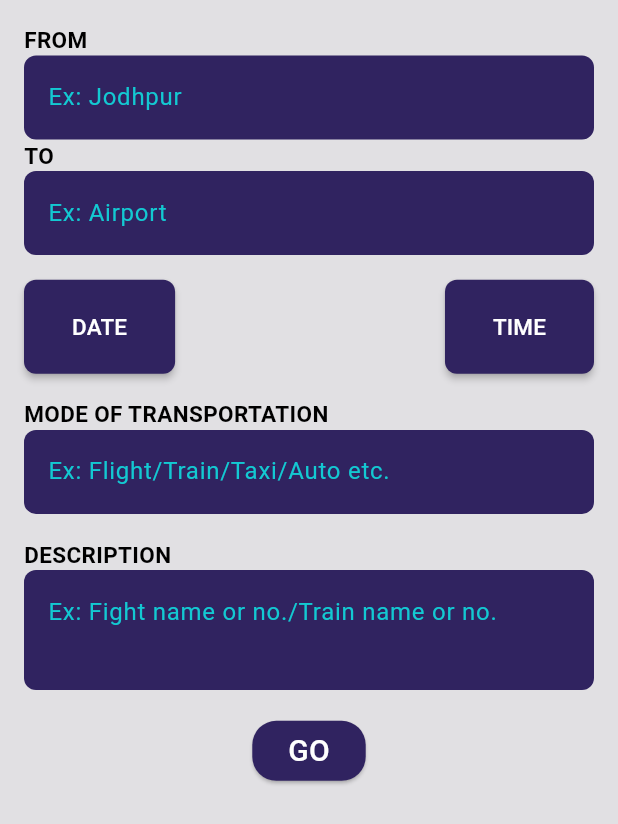
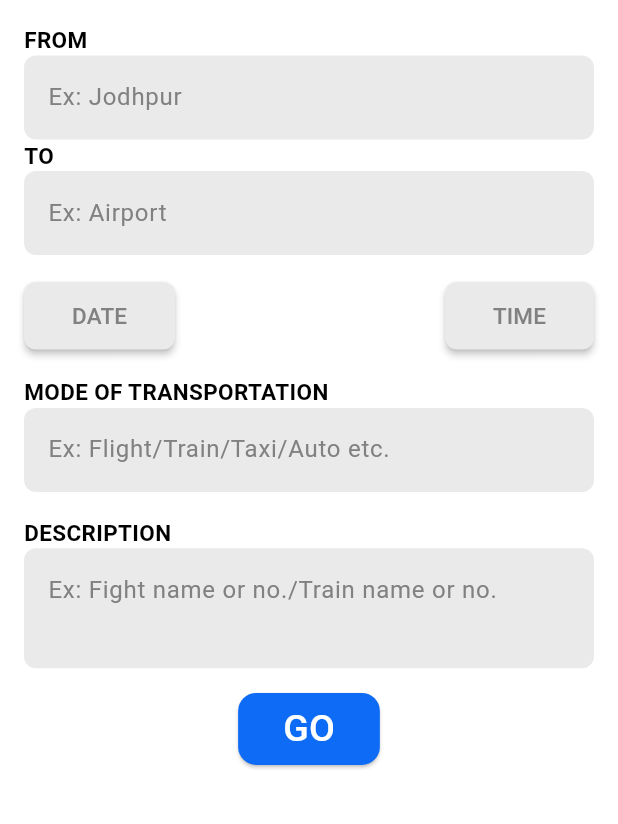
Before and after one commit to Asharma538/travel_companion, a Flutter app: the SearchPage screen opened directly, on a phone screen of 412 x 824 dp. Shown: the top 824 px of the screen. Run offline on Flutter 3.47's test engine with Material 3 defaults, Android fonts, the phone set to English and light mode, and no system bars; our stand-ins replace cloud_firestore, firebase_auth, firebase_core, google_nav_bar, pinput; accounts and stored records are empty; network calls fail.

Commit message:
UI modified for some major pages

```diff
--- a/lib/pages/create_post_page.dart
+++ b/lib/pages/create_post_page.dart
@@ -1,6 +1,6 @@
 import 'package:flutter/material.dart';
 import 'package:cloud_firestore/cloud_firestore.dart';
-import 'package:travel_companiion/pages/home.dart';
+import 'package:travel_companion/pages/home.dart';
 import '../pages/profile.dart';
 import '../main.dart';
 
--- a/lib/pages/search.dart
+++ b/lib/pages/search.dart
@@ -1,4 +1,5 @@
 import 'package:flutter/material.dart';
+import 'package:travel_companion/utils/colors.dart';
 import '../pages/search_results.dart';
 
 void _showDatePicker(BuildContext context, Function(DateTime) onDateSelected) {
@@ -46,7 +47,7 @@ class _SearchPageState extends State<SearchPage> {
   Widget build(BuildContext context) {
     var screenSize = MediaQuery.of(context).size;
     return Scaffold(
-      backgroundColor: const Color.fromARGB(255, 225, 224, 227),
+      backgroundColor: primaryColor,
       body: SingleChildScrollView(
         padding: const EdgeInsets.fromLTRB(16, 16, 16, 16),
         child: Column(
@@ -68,14 +69,14 @@ class _SearchPageState extends State<SearchPage> {
               ),
               decoration: InputDecoration(
                 filled: true,
-                fillColor: const Color(0xff302360),
+                fillColor: textFieldBackgroundColor,
                 border: OutlineInputBorder(
                   borderRadius: BorderRadius.circular(8.0),
                   borderSide: BorderSide.none,
                 ),
                 hintText: "Ex: Jodhpur",
                 hintStyle: const TextStyle(
-                  color: Color.fromARGB(255, 19, 201, 210),
+                  color: placeholderTextColor,
                 ),
               ),
             ),
@@ -95,14 +96,14 @@ class _SearchPageState extends State<SearchPage> {
               ),
               decoration: InputDecoration(
                 filled: true,
-                fillColor: const Color(0xff302360),
+                fillColor: textFieldBackgroundColor,
                 border: OutlineInputBorder(
                   borderRadius: BorderRadius.circular(8.0),
                   borderSide: BorderSide.none,
                 ),
                 hintText: "Ex: Airport",
                 hintStyle: const TextStyle(
-                  color: Color.fromARGB(255, 19, 201, 210),
+                  color: placeholderTextColor,
                 ),
               ),
             ),
@@ -111,53 +112,51 @@ class _SearchPageState extends State<SearchPage> {
               mainAxisAlignment: MainAxisAlignment.spaceBetween,
               children: [
                 MaterialButton(
-                  minWidth: screenSize.width * 0.2,
-                  height: screenSize.height * 0.076,
+                  height: 45,
                   onPressed: () => _showDatePicker(context, (date) {
                     setState(() {
                       selectedDate = date;
                     });
                   }),
-                  color: const Color(0xff302360),
+                  color: textFieldBackgroundColor,
                   shape: RoundedRectangleBorder(
                     borderRadius: BorderRadius.circular(8.0),
                     side: BorderSide.none,
                   ),
                   child: Padding(
-                    padding: const EdgeInsets.all(16.0),
+                    padding: const EdgeInsets.fromLTRB(16, 8, 16, 8),
                     child: Text(
                       selectedDate != null
                           ? "${selectedDate!.day}/${selectedDate!.month}/${selectedDate!.year}"
                           : "DATE",
                       style: const TextStyle(
-                        color: Colors.white,
+                        color: placeholderTextColor,
                         fontSize: 15.0,
                       ),
                     ),
                   ),
                 ),
                 MaterialButton(
-                  minWidth: screenSize.width * 0.2,
-                  height: screenSize.height * 0.076,
+                  height: 45,
                   onPressed: () =>
                       _showTimePicker(context, selectedTime, (time) {
                     setState(() {
                       selectedTime = time;
                     });
                   }),
-                  color: const Color(0xff302360),
+                  color: textFieldBackgroundColor,
                   shape: RoundedRectangleBorder(
                     borderRadius: BorderRadius.circular(8.0),
                     side: BorderSide.none,
                   ),
                   child: Padding(
-                    padding: const EdgeInsets.all(16.0),
+                    padding: const EdgeInsets.fromLTRB(16, 8, 16, 8),
                     child: Text(
                       selectedTime != null
                           ? "${selectedTime!.hour}:${selectedTime!.minute}"
                           : "TIME",
                       style: const TextStyle(
-                        color: Colors.white,
+                        color: placeholderTextColor,
                         fontSize: 15.0,
                       ),
                     ),
@@ -181,14 +180,14 @@ class _SearchPageState extends State<SearchPage> {
               ),
               decoration: InputDecoration(
                 filled: true,
-                fillColor: const Color(0xff302360),
+                fillColor: textFieldBackgroundColor,
                 border: OutlineInputBorder(
                   borderRadius: BorderRadius.circular(8.0),
                   borderSide: BorderSide.none,
                 ),
                 hintText: "Ex: Flight/Train/Taxi/Auto etc.",
                 hintStyle: const TextStyle(
-                  color: Color.fromARGB(255, 19, 201, 210),
+                  color: placeholderTextColor,
                 ),
               ),
             ),
@@ -209,57 +208,50 @@ class _SearchPageState extends State<SearchPage> {
               maxLines: 2,
               decoration: InputDecoration(
                 filled: true,
-                fillColor: const Color(0xff302360),
+                fillColor: textFieldBackgroundColor,
                 border: OutlineInputBorder(
                   borderRadius: BorderRadius.circular(8.0),
                   borderSide: BorderSide.none,
                 ),
                 hintText: "Ex: Fight name or no./Train name or no.",
                 hintStyle: const TextStyle(
-                  color: Color.fromARGB(255, 19, 201, 210),
+                  color: placeholderTextColor,
                 ),
               ),
             ),
             SizedBox(height: screenSize.height * 0.02),
-            Center(
+            Container(
+              alignment: Alignment.center,
               child: ElevatedButton(
                 onPressed: () {
                   String fromLocation = fromLocationController.text;
                   String toLocation = toLocationController.text;
                   String modeOfTransport = modeOfTransportController.text;
-                  String description = descriptionController.text;
-
                   Navigator.push(
                       context,
                       MaterialPageRoute(
-                          builder: (context) => SearchResultsPage(
-                                fromLocation: fromLocation,
-                                toLocation: toLocation,
-                                selectedDate: selectedDate,
-                                selectedTime: selectedTime,
-                                modeOfTransport: modeOfTransport,
-                                // description: description,
-                              )));
-
-                  // // Use these values as needed
-                  // print("From: $fromLocation");
-                  // print("To: $toLocation");
-                  // print("Date: $selectedDate");
-                  // print("Time: $selectedTime");
-                  // print("Mode of Transport: $modeOfTransport");
-                  // print("Description: $description");
+                        builder: (context) => SearchResultsPage(
+                          fromLocation: fromLocation,
+                          toLocation: toLocation,
+                          selectedDate: selectedDate,
+                          selectedTime: selectedTime,
+                          modeOfTransport: modeOfTransport
+                        )
+                      )
+                  );
                 },
                 style: ElevatedButton.styleFrom(
-                  backgroundColor: const Color(0xff302360),
+                  padding: const EdgeInsets.fromLTRB(30, 6, 30, 6),
+                  backgroundColor: complementaryColor,
                   shape: RoundedRectangleBorder(
-                    borderRadius: BorderRadius.circular(16.0),
+                    borderRadius: BorderRadius.circular(12),
                   ),
                 ),
                 child: const Text(
                   "GO",
                   style: TextStyle(
-                    color: Colors.white,
-                    fontSize: 20.0,
+                    color: secondaryTextColor,
+                    fontSize: 25.0,
                   ),
                 ),
               ),
--- a/lib/pages/search_results.dart
+++ b/lib/pages/search_results.dart
@@ -1,8 +1,8 @@
 import 'package:flutter/material.dart';
 import 'package:cloud_firestore/cloud_firestore.dart';
-import 'package:travel_companiion/pages/home.dart';
+import 'package:travel_companion/pages/home.dart';
 import '../components/post.dart';
-import 'package:travel_companiion/pages/view_post.dart';
+import 'package:travel_companion/pages/view_post.dart';
 // import '../components/appbar.dart';
 
 class SearchResultsPage extends StatefulWidget {
--- a/lib/pages/view_post.dart
+++ b/lib/pages/view_post.dart
@@ -1,6 +1,6 @@
 import 'package:flutter/material.dart';
 import 'package:cloud_firestore/cloud_firestore.dart';
-import 'package:travel_companiion/pages/home.dart';
+import 'package:travel_companion/pages/home.dart';
 
 class ViewPost extends StatefulWidget {
   final Map<String, dynamic> post;
--- a/lib/utils/colors.dart
+++ b/lib/utils/colors.dart
@@ -1,14 +1,15 @@
 import 'package:flutter/material.dart';
 
 const primaryColor = Color(0xFFFFFFFF); // Primary Background Color
-const secondaryColor = Color(0x00000000); // Appbar + Navigation Bar color
-const complementaryColor = Color(0xFF0D6BF6); // Completementary Color
+const secondaryColor = Color(0xFF000000); // Appbar + Navigation Bar color
+const complementaryColor = Color(0xFF0D6BF6); // Complementary Color
 
-const cardBackgroundColor = Color(0xFFFBFFFE); // Post Tile + Request Tile Background Color
+const cardBackgroundColor = Color(0xFFFAFDFF); // Post Tile + Request Tile Background Color
+const textFieldBackgroundColor = Color(0xFFEAEAEA); // Text Field Background Color
 
-const primaryTextColor = Color(0x00000000); // Primary Text Color
+const primaryTextColor = Color(0xFF000000); // Primary Text Color
 const secondaryTextColor = Color(0xFFFFFFFF); // Secondary Text Color
-const headingTextColor = Color(0x00000000); // Headings Text Color
+const headingTextColor = Color(0xFF000000); // Headings Text Color
 const buttonTextColor = Color(0xFFFFFFFF); // Button Text color
 const linkTextColor = Color(0xFF5D68CE); // Link Text color
 const placeholderTextColor = Color(0xFF818181); // Input Text Field's Placeholder, About
--- a/pubspec.yaml
+++ b/pubspec.yaml
@@ -1,4 +1,4 @@
-name: travel_companiion
+name: travel_companion
 description: A project under winter of code devlup labs
 # The following line prevents the package from being accidentally published to
 # pub.dev using `flutter pub publish`. This is preferred for private packages.
```
Also changed, not shown: lib/components/post.dart (+31 -17 lines), lib/main.dart (+8 -8 lines), lib/pages/authentication/email_verification.dart (+101 -97 lines), lib/pages/authentication/login.dart (+6 -10 lines), lib/pages/authentication/signup.dart (+49 -93 lines), lib/pages/home.dart (+4 -4 lines), lib/pages/profile.dart (+61 -58 lines).
